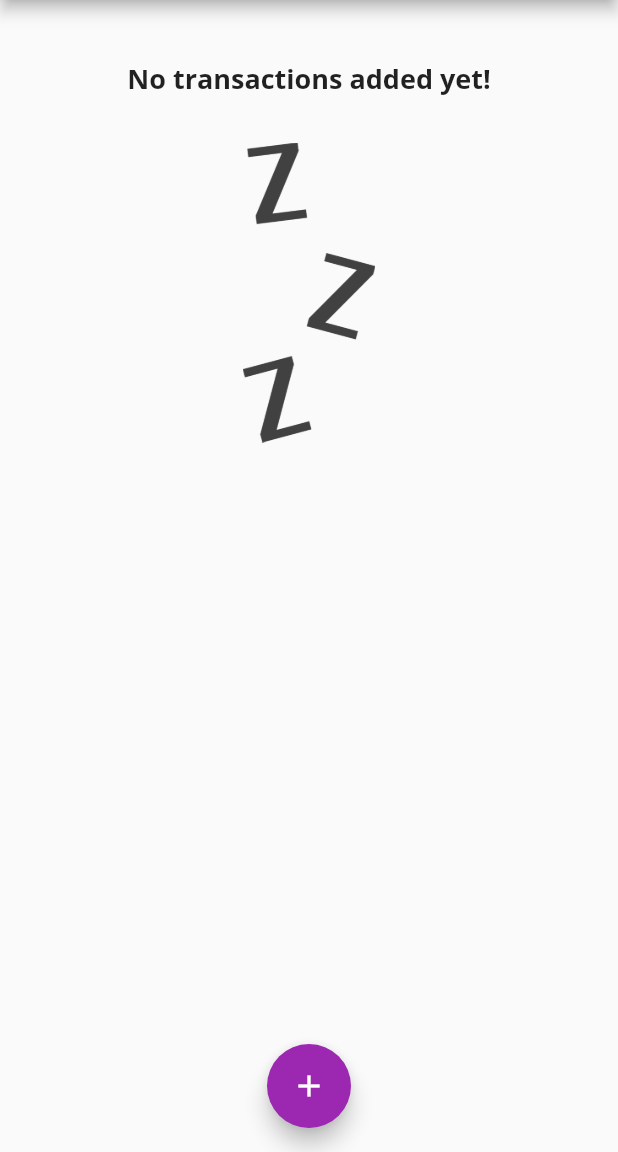
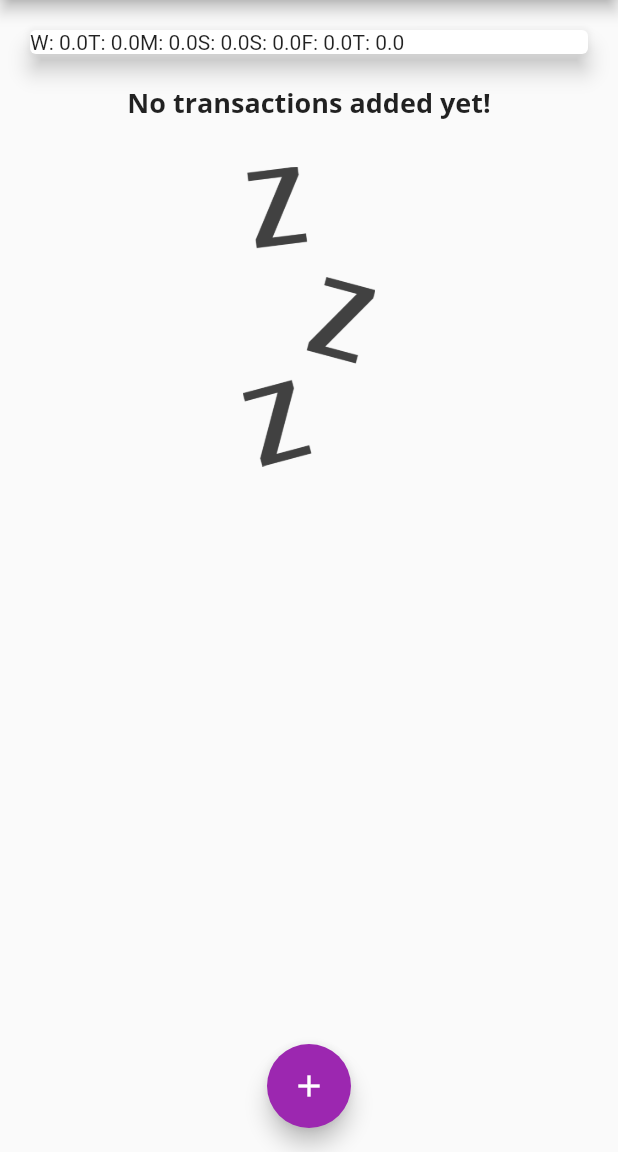
Before and after one commit to manal-elrhezzali/flutter-personal-expenes-mobile-app, a Flutter app: the screen it shows after launch, on a phone screen of 412 x 824 dp, the part 84-1236 px from its top. Run offline on Flutter 3.47's test engine with Material 2 defaults, Android fonts, the phone set to English and light mode, and no system bars.

Commit message:
creating Bars for the Chart

```diff
--- a/lib/widgets/chart.dart
+++ b/lib/widgets/chart.dart
@@ -9,22 +9,26 @@ class Chart extends StatelessWidget {
 
   List<Map<String, Object>> get groupedTransactionValues {
     return List.generate(7, (index) {
-      final weekDay = DateTime.now().subtract(Duration(days: index),);
+      final weekDay = DateTime.now().subtract(
+        Duration(days: index),
+      );
       var totalSum = 0.0;
-      for(var i = 0; i < recentTransactions.length; i++){
-        if(recentTransactions[i].date.day == weekDay.day &&
-        recentTransactions[i].date.month == weekDay.month &&
-        recentTransactions[i].date.year == weekDay.year){
+      for (var i = 0; i < recentTransactions.length; i++) {
+        if (recentTransactions[i].date.day == weekDay.day &&
+            recentTransactions[i].date.month == weekDay.month &&
+            recentTransactions[i].date.year == weekDay.year) {
           totalSum += recentTransactions[i].amount;
         }
       }
       print(DateFormat.E().format(weekDay));
       print(totalSum);
 
-      return {"day": DateFormat.E().format(weekDay), "amount": totalSum};
+      return {
+        "day": DateFormat.E().format(weekDay).substring(0, 1),
+        "amount": totalSum,
+      };
     });
   }
-
 
   @override
   Widget build(BuildContext context) {
@@ -33,9 +37,13 @@ class Chart extends StatelessWidget {
       elevation: 6,
       margin: EdgeInsets.all(20),
       child: Row(
-        children: [
-
-        ],
+        children:
+            //map takes a function that executes on each
+            //groupedTransactionValue slist items and returns a widget
+            groupedTransactionValues.map((data) {
+          // return Text(data["day"] + " : " + data["amount"].toString(),);
+          return Text("${data["day"]}: ${data["amount"]}");
+        }).toList(),
       ),
     );
   }
```
Also changed, not shown: lib/widgets/chart_bar.dart (added, +56 -0 lines).
